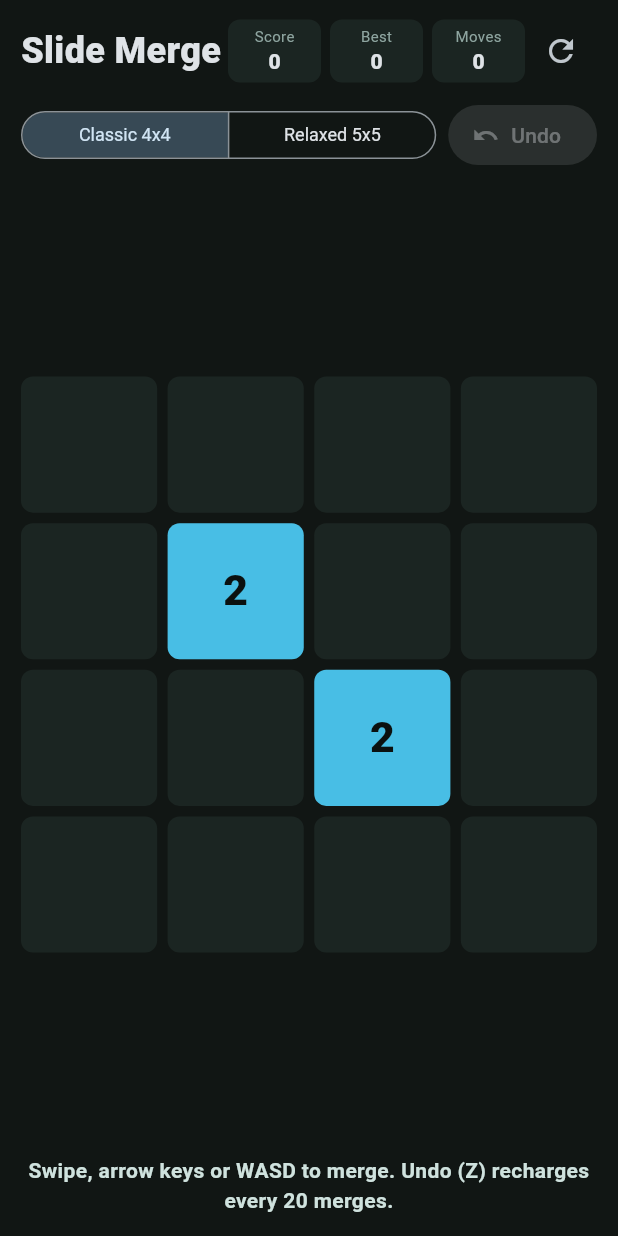
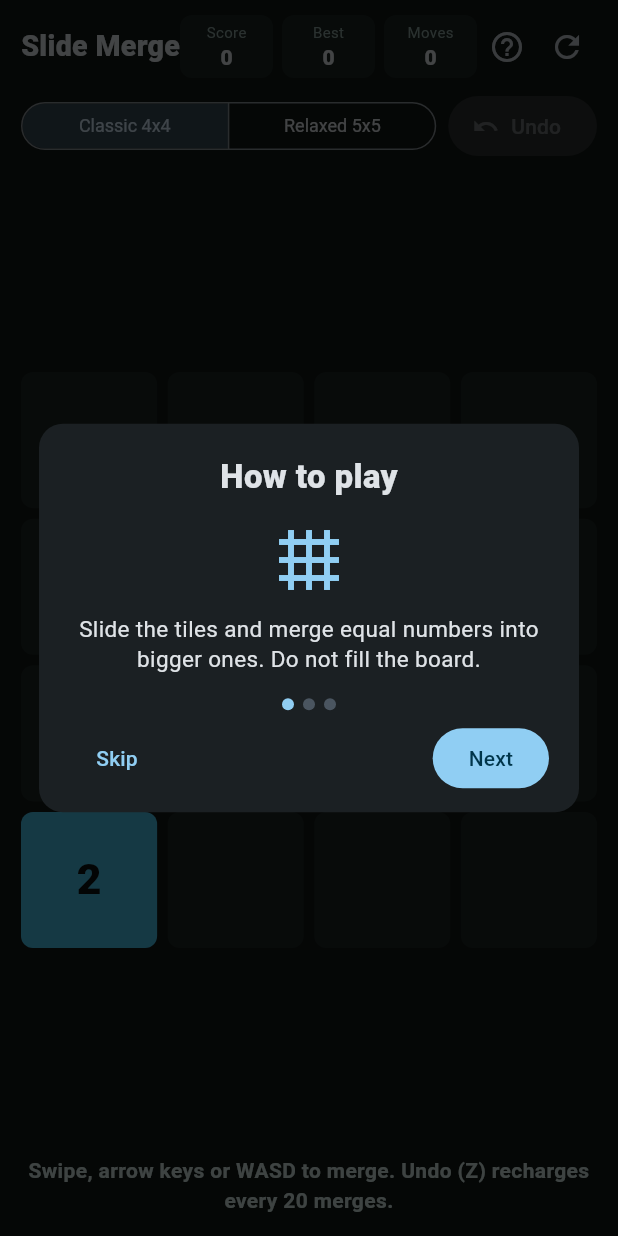
Before and after one commit to bon-on/SlideMerge, a Flutter app: the screen it shows after launch, after a tap on the "refresh" icon, on a phone screen of 412 x 824 dp. Run offline on Flutter 3.47's test engine with Material 3 defaults, Android fonts, the phone set to English and light mode, and no system bars; our stand-ins replace shared_preferences.

Commit message:
feat: add first-run how-to-play tutorial with skip
Co-Authored-By: Claude Opus 5.5 <noreply@anthropic.com>

```diff
--- /dev/null
+++ b/lib/how_to_play.dart
@@ -0,0 +1,193 @@
+import 'package:flutter/material.dart';
+import 'package:flutter/services.dart';
+import 'package:shared_preferences/shared_preferences.dart';
+
+/// Remembers whether the first-run tutorial was already shown.
+/// Storage failures never break play: unreadable means "not seen" and a failed
+/// write is ignored.
+class TutorialStore {
+  const TutorialStore();
+
+  static const String key = 'tutorial_seen_v1';
+
+  Future<bool> hasSeen() async {
+    try {
+      final prefs = await SharedPreferences.getInstance();
+      return prefs.getBool(key) ?? false;
+    } catch (_) {
+      return false;
+    }
+  }
+
+  Future<void> markSeen() async {
+    try {
+      final prefs = await SharedPreferences.getInstance();
+      await prefs.setBool(key, true);
+    } catch (_) {}
+  }
+}
+
+class TutorialStep {
+  const TutorialStep(this.icon, this.text);
+
+  final IconData icon;
+  final String text;
+}
+
+/// Modal "How to play" card shown over a dimmed game. Swallows pointer and
+/// keyboard input so nothing reaches the game underneath.
+class HowToPlayOverlay extends StatefulWidget {
+  const HowToPlayOverlay({
+    super.key,
+    required this.steps,
+    required this.onClose,
+  });
+
+  final List<TutorialStep> steps;
+  final VoidCallback onClose;
+
+  @override
+  State<HowToPlayOverlay> createState() => _HowToPlayOverlayState();
+}
+
+class _HowToPlayOverlayState extends State<HowToPlayOverlay> {
+  final FocusNode _focus = FocusNode(debugLabel: 'how-to-play');
+  int _step = 0;
+
+  @override
+  void initState() {
+    super.initState();
+    // Take keyboard focus from the game underneath so keys stop there.
+    WidgetsBinding.instance.addPostFrameCallback((_) {
+      if (mounted) _focus.requestFocus();
+    });
+  }
+
+  bool get _last => _step == widget.steps.length - 1;
+
+  @override
+  void dispose() {
+    _focus.dispose();
+    super.dispose();
+  }
+
+  void _next() {
+    if (_last) {
+      widget.onClose();
+    } else {
+      setState(() => _step++);
+    }
+  }
+
+  void _prev() {
+    if (_step > 0) setState(() => _step--);
+  }
+
+  KeyEventResult _onKey(FocusNode node, KeyEvent event) {
+    if (event is KeyUpEvent) return KeyEventResult.handled;
+    final key = event.logicalKey;
+    if (key == LogicalKeyboardKey.enter ||
+        key == LogicalKeyboardKey.numpadEnter ||
+        key == LogicalKeyboardKey.space) {
+      if (event is KeyDownEvent) _next();
+    } else if (key == LogicalKeyboardKey.escape) {
+      if (event is KeyDownEvent) widget.onClose();
+    } else if (key == LogicalKeyboardKey.arrowRight) {
+      if (event is KeyDownEvent) _forward();
+    } else if (key == LogicalKeyboardKey.arrowLeft) {
+      if (event is KeyDownEvent) _prev();
+    }
+    return KeyEventResult.handled;
+  }
+
+  // Right arrow only moves forward; it never closes the tutorial.
+  void _forward() {
+    if (!_last) setState(() => _step++);
+  }
+
+  @override
+  Widget build(BuildContext context) {
+    final step = widget.steps[_step];
+    final scheme = Theme.of(context).colorScheme;
+    return Focus(
+      focusNode: _focus,
+      autofocus: true,
+      onKeyEvent: _onKey,
+      child: Stack(
+        children: [
+          const ModalBarrier(color: Color(0xB3000000), dismissible: false),
+          Center(
+            child: Padding(
+              padding: const EdgeInsets.all(16),
+              child: ConstrainedBox(
+                constraints: const BoxConstraints(maxWidth: 360),
+                child: Material(
+                  color: const Color(0xFF1B2023),
+                  borderRadius: BorderRadius.circular(16),
+                  child: SingleChildScrollView(
+                    padding: const EdgeInsets.fromLTRB(20, 20, 20, 12),
+                    child: Column(
+                      mainAxisSize: MainAxisSize.min,
+                      children: [
+                        const Text(
+                          'How to play',
+                          style: TextStyle(
+                            fontSize: 22,
+                            fontWeight: FontWeight.w900,
+                          ),
+                        ),
+                        const SizedBox(height: 16),
+                        Icon(step.icon, size: 48, color: scheme.primary),
+                        const SizedBox(height: 12),
+                        Text(
+                          step.text,
+                          key: const ValueKey('how-to-play-text'),
+                          textAlign: TextAlign.center,
+                          style: const TextStyle(fontSize: 15, height: 1.35),
+                        ),
+                        const SizedBox(height: 16),
+                        Row(
+                          mainAxisAlignment: MainAxisAlignment.center,
+                          children: [
+                            for (var i = 0; i < widget.steps.length; i++)
+                              Container(
+                                width: 8,
+                                height: 8,
+                                margin: const EdgeInsets.symmetric(
+                                  horizontal: 3,
+                                ),
+                                decoration: BoxDecoration(
+                                  shape: BoxShape.circle,
+                                  color: i == _step
+                                      ? scheme.primary
+                                      : const Color(0xFF4A5560),
+                                ),
+                              ),
+                          ],
+                        ),
+                        const SizedBox(height: 8),
+                        Row(
+                          children: [
+                            TextButton(
+                              onPressed: widget.onClose,
+                              child: const Text('Skip'),
+                            ),
+                            const Spacer(),
+                            FilledButton(
+                              onPressed: _next,
+                              child: Text(_last ? 'Play' : 'Next'),
+                            ),
+                          ],
+                        ),
+                      ],
+                    ),
+                  ),
+                ),
+              ),
+            ),
+          ),
+        ],
+      ),
+    );
+  }
+}
--- a/lib/main.dart
+++ b/lib/main.dart
@@ -5,6 +5,7 @@ import 'package:flutter/services.dart';
 
 import 'best_score_store.dart';
 import 'game_logic.dart';
+import 'how_to_play.dart';
 import 'result_registration.dart';
 
 void main() => runApp(const SlideMergeApp());
@@ -31,8 +32,30 @@ class SlideMergeApp extends StatelessWidget {
   }
 }
 
+const List<TutorialStep> _tutorialSteps = [
+  TutorialStep(
+    Icons.grid_4x4,
+    'Slide the tiles and merge equal numbers into bigger ones. Do not fill the board.',
+  ),
+  TutorialStep(
+    Icons.swipe,
+    'Swipe, or use arrow keys / WASD, to slide every tile. Pick Classic 4x4 or Relaxed 5x5.',
+  ),
+  TutorialStep(
+    Icons.undo,
+    'Undo (button, Z or U) reverts a move. Earn a charge every ${SlideMergeGame.mergesPerCharge} merges.',
+  ),
+];
+
 class SlideMergeScreen extends StatefulWidget {
-  const SlideMergeScreen({super.key, this.gameFactory});
+  const SlideMergeScreen({
+    super.key,
+    this.gameFactory,
+    this.tutorialStore = const TutorialStore(),
+  });
+
+  /// First-run tutorial flag storage; tests can substitute a fake.
+  final TutorialStore tutorialStore;
 
   /// Test seam: builds the game for a mode (e.g. with a seeded Random).
   final SlideMergeGame Function(GameMode mode)? gameFactory;
@@ -51,6 +74,8 @@ class _SlideMergeScreenState extends State<SlideMergeScreen> {
   bool _resultOffered = false;
   Offset _dragDelta = Offset.zero;
   bool _dragHandled = false;
+  bool _tutorialOpen = false;
+  int _tutorialSession = 0;
 
   GameMode get _mode => _game.mode;
   int get _bestScore => _best[_mode.id] ?? 0;
@@ -65,6 +90,28 @@ class _SlideMergeScreenState extends State<SlideMergeScreen> {
         setState(() => _best[mode.id] = math.max(value, _best[mode.id] ?? 0));
       });
     }
+    _maybeShowTutorial();
+  }
+
+  Future<void> _maybeShowTutorial() async {
+    final session = _tutorialSession;
+    final seen = await widget.tutorialStore.hasSeen();
+    // Ignore a stale answer if the player already opened it via "?".
+    if (!mounted || seen || session != _tutorialSession) return;
+    _openTutorial();
+  }
+
+  void _openTutorial() {
+    _tutorialSession++;
+    _dragHandled = true;
+    setState(() => _tutorialOpen = true);
+  }
+
+  void _closeTutorial() {
+    if (!_tutorialOpen) return;
+    setState(() => _tutorialOpen = false);
+    _focus.requestFocus();
+    widget.tutorialStore.markSeen();
   }
 
   @override
@@ -115,12 +162,14 @@ class _SlideMergeScreenState extends State<SlideMergeScreen> {
   }
 
   void _undo() {
+    if (_tutorialOpen) return;
     setState(() {
       if (_game.undo()) _resultOffered = false;
     });
   }
 
   void _move(Direction direction) {
+    if (_tutorialOpen) return;
     if (!_game.move(direction)) return;
     if (_game.score > _bestScore) {
       _best[_mode.id] = _game.score;
@@ -172,6 +221,21 @@ class _SlideMergeScreenState extends State<SlideMergeScreen> {
 
   @override
   Widget build(BuildContext context) {
+    return Stack(
+      children: [
+        _buildGame(context),
+        if (_tutorialOpen)
+          Positioned.fill(
+            child: HowToPlayOverlay(
+              steps: _tutorialSteps,
+              onClose: _closeTutorial,
+            ),
+          ),
+      ],
+    );
+  }
+
+  Widget _buildGame(BuildContext context) {
     final over = _game.isGameOver;
     return Scaffold(
       resizeToAvoidBottomInset: false,
@@ -179,6 +243,7 @@ class _SlideMergeScreenState extends State<SlideMergeScreen> {
         child: Focus(
           focusNode: _focus,
           autofocus: true,
+          canRequestFocus: !_tutorialOpen,
           onKeyEvent: _onKey,
           child: Center(
             child: ConstrainedBox(
@@ -192,6 +257,7 @@ class _SlideMergeScreenState extends State<SlideMergeScreen> {
                       best: _bestScore,
                       moves: _game.moves,
                       onRestart: _restart,
+                      onHelp: _openTutorial,
                     ),
                     const SizedBox(height: 8),
                     _Controls(
@@ -322,21 +388,27 @@ class _Header extends StatelessWidget {
     required this.best,
     required this.moves,
     required this.onRestart,
+    required this.onHelp,
   });
 
   final int score;
   final int best;
   final int moves;
   final VoidCallback onRestart;
+  final VoidCallback onHelp;
 
   @override
   Widget build(BuildContext context) {
     return Row(
       children: [
         const Expanded(
-          child: Text(
-            'Slide Merge',
-            style: TextStyle(fontSize: 24, fontWeight: FontWeight.w900),
+          child: FittedBox(
+            fit: BoxFit.scaleDown,
+            alignment: Alignment.centerLeft,
+            child: Text(
+              'Slide Merge',
+              style: TextStyle(fontSize: 24, fontWeight: FontWeight.w900),
+            ),
           ),
         ),
         _Metric(label: 'Score', value: '$score'),
@@ -345,8 +417,15 @@ class _Header extends StatelessWidget {
         const SizedBox(width: 6),
         _Metric(label: 'Moves', value: '$moves'),
         IconButton(
+          onPressed: onHelp,
+          tooltip: 'How to play',
+          visualDensity: VisualDensity.compact,
+          icon: const Icon(Icons.help_outline),
+        ),
+        IconButton(
           onPressed: onRestart,
           tooltip: 'Restart',
+          visualDensity: VisualDensity.compact,
           icon: const Icon(Icons.refresh),
         ),
       ],
```
Also changed, not shown: 5 other files.
